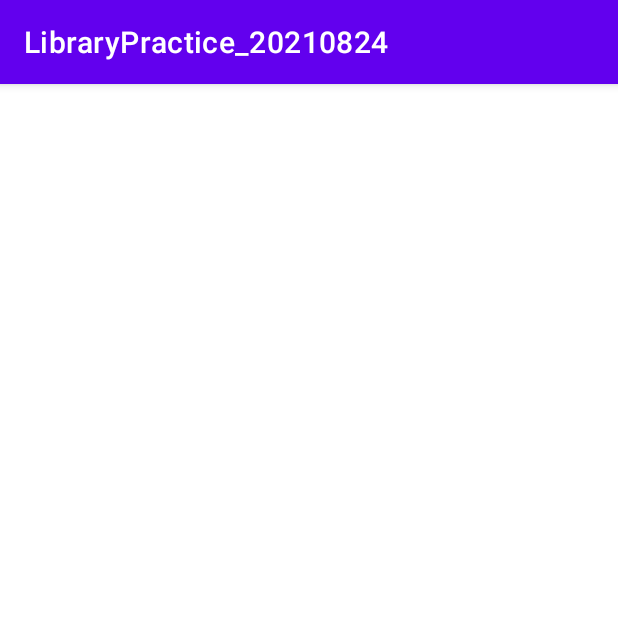
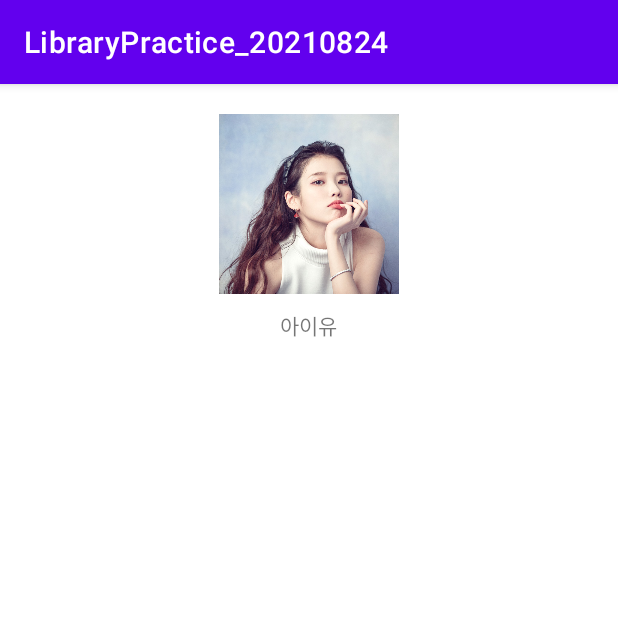
Before and after one commit to cho881020/LibraryPractice_20210824, an Android app: the screen it shows after launch (MainActivity), on a phone screen of 412 x 824 dp, the top half of it. Run offline under Robolectric (Android 15) with nearby library versions, the phone set to English and light mode, and no system bars.

Commit message:
연예인 소개 화면 UI 시작  - 프로필 사진을 동그랗게 하고싶다

```diff
--- a/app/src/main/res/layout/activity_main.xml
+++ b/app/src/main/res/layout/activity_main.xml
@@ -5,7 +5,27 @@
     android:layout_width="match_parent"
     android:layout_height="match_parent"
     android:orientation="vertical"
+    android:padding="20dp"
     tools:context=".MainActivity">
+
+    <LinearLayout
+        android:layout_width="match_parent"
+        android:layout_height="wrap_content"
+        android:gravity="center"
+        android:orientation="vertical">
+
+        <ImageView
+            android:layout_width="120dp"
+            android:layout_height="120dp"
+            android:src="@drawable/iu_pic" />
+
+        <TextView
+            android:layout_width="wrap_content"
+            android:layout_height="wrap_content"
+            android:layout_marginTop="10dp"
+            android:text="아이유" />
+
+    </LinearLayout>
 
 
 </LinearLayout>
```
Also changed, not shown: app/src/main/res/drawable/iu_pic.jpg (added).
